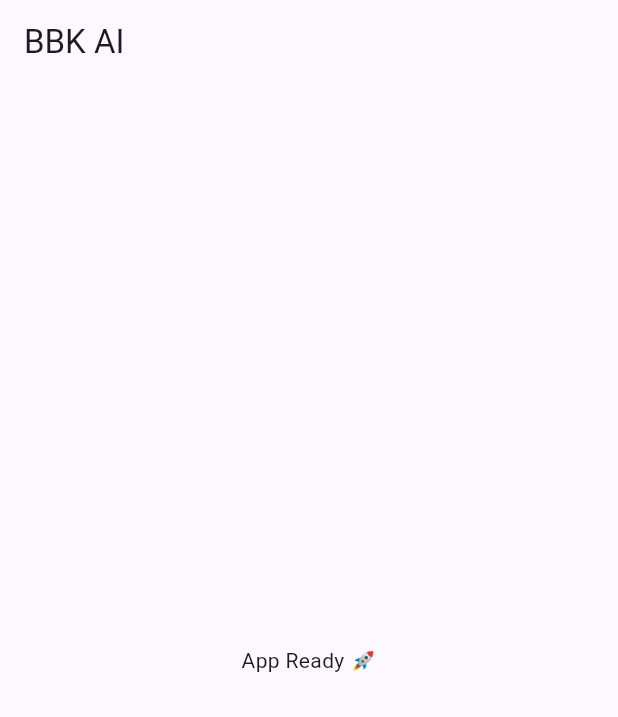
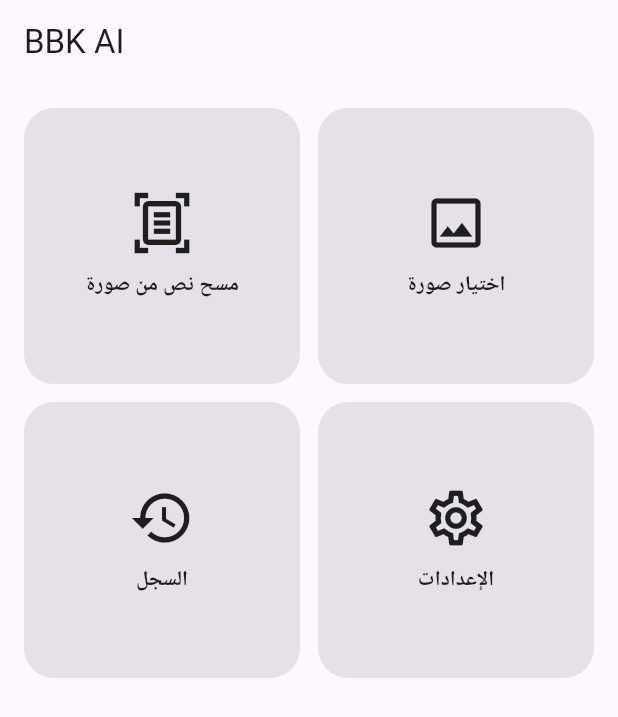
Before and after one commit to bojos86/BBK-AI, a Flutter app: the screen it shows after launch, on a phone screen of 412 x 824 dp. Shown: the top 717 px of the screen. Run offline on Flutter 3.47's test engine with Material 3 defaults, Android fonts, the light colour scheme and no system bars.

Commit message:
Update main.dart

```diff
--- a/lib/main.dart
+++ b/lib/main.dart
@@ -11,23 +11,149 @@ class BBKAIApp extends StatelessWidget {
   Widget build(BuildContext context) {
     return MaterialApp(
       title: 'BBK AI',
+      debugShowCheckedModeBanner: false,
       theme: ThemeData(
-        colorSchemeSeed: Colors.indigo,
+        colorSchemeSeed: const Color(0xFF7C4DFF), // بنفسجي خفيف
         useMaterial3: true,
+        fontFamily: 'Roboto',
       ),
-      home: const HomePage(),
+      home: const HomeScreen(),
     );
   }
 }
 
-class HomePage extends StatelessWidget {
-  const HomePage({super.key});
+class HomeScreen extends StatelessWidget {
+  const HomeScreen({super.key});
 
   @override
   Widget build(BuildContext context) {
     return Scaffold(
-      appBar: AppBar(title: const Text('BBK AI')),
-      body: const Center(child: Text('App Ready 🚀')),
+      appBar: AppBar(
+        title: const Text('BBK AI'),
+        centerTitle: false,
+      ),
+      body: Padding(
+        padding: const EdgeInsets.all(16),
+        child: GridView.count(
+          crossAxisCount: 2,
+          mainAxisSpacing: 12,
+          crossAxisSpacing: 12,
+          children: const [
+            _FeatureCard(
+              icon: Icons.document_scanner_outlined,
+              title: 'مسح نص من صورة',
+              routeBuilder: TextScanScreen.new, // Placeholder
+            ),
+            _FeatureCard(
+              icon: Icons.image_outlined,
+              title: 'اختيار صورة',
+              routeBuilder: PickImageScreen.new, // Placeholder
+            ),
+            _FeatureCard(
+              icon: Icons.history,
+              title: 'السجل',
+              routeBuilder: HistoryScreen.new, // Placeholder
+            ),
+            _FeatureCard(
+              icon: Icons.settings_outlined,
+              title: 'الإعدادات',
+              routeBuilder: SettingsScreen.new, // Placeholder
+            ),
+          ],
+        ),
+      ),
     );
   }
 }
+
+class _FeatureCard extends StatelessWidget {
+  final IconData icon;
+  final String title;
+  final Widget Function() routeBuilder;
+
+  const _FeatureCard({
+    required this.icon,
+    required this.title,
+    required this.routeBuilder,
+  });
+
+  @override
+  Widget build(BuildContext context) {
+    return InkWell(
+      borderRadius: BorderRadius.circular(20),
+      onTap: () => Navigator.of(context).push(
+        MaterialPageRoute(builder: (_) => routeBuilder()),
+      ),
+      child: Ink(
+        decoration: BoxDecoration(
+          color: Theme.of(context).colorScheme.surfaceContainerHighest,
+          borderRadius: BorderRadius.circular(20),
+        ),
+        child: Column(
+          mainAxisAlignment: MainAxisAlignment.center,
+          children: [
+            Icon(icon, size: 44),
+            const SizedBox(height: 10),
+            Text(
+              title,
+              textAlign: TextAlign.center,
+              style: const TextStyle(fontWeight: FontWeight.w600),
+            ),
+          ],
+        ),
+      ),
+    );
+  }
+}
+
+/// الشاشات الجاية Placeholder عشان التطبيق يفتح بواجهة BBK AI بدون أخطاء.
+/// بعدين نبدّلها بكود المسح الفعلي (ML Kit) والتقاط الصور.
+class TextScanScreen extends StatelessWidget {
+  const TextScanScreen({super.key});
+  @override
+  Widget build(BuildContext context) {
+    return _ComingSoon(title: 'مسح النص من الصور');
+  }
+}
+
+class PickImageScreen extends StatelessWidget {
+  const PickImageScreen({super.key});
+  @override
+  Widget build(BuildContext context) {
+    return _ComingSoon(title: 'اختيار صورة من المعرض/الكاميرا');
+  }
+}
+
+class HistoryScreen extends StatelessWidget {
+  const HistoryScreen({super.key});
+  @override
+  Widget build(BuildContext context) {
+    return _ComingSoon(title: 'سجل الاستخراجات');
+  }
+}
+
+class SettingsScreen extends StatelessWidget {
+  const SettingsScreen({super.key});
+  @override
+  Widget build(BuildContext context) {
+    return _ComingSoon(title: 'الإعدادات');
+  }
+}
+
+class _ComingSoon extends StatelessWidget {
+  final String title;
+  const _ComingSoon({required this.title, super.key});
+
+  @override
+  Widget build(BuildContext context) {
+    return Scaffold(
+      appBar: AppBar(title: Text(title)),
+      body: const Center(
+        child: Text(
+          'قريبًا 🤍',
+          style: TextStyle(fontSize: 22, fontWeight: FontWeight.w600),
+        ),
+      ),
+    );
+  }
+}
```
